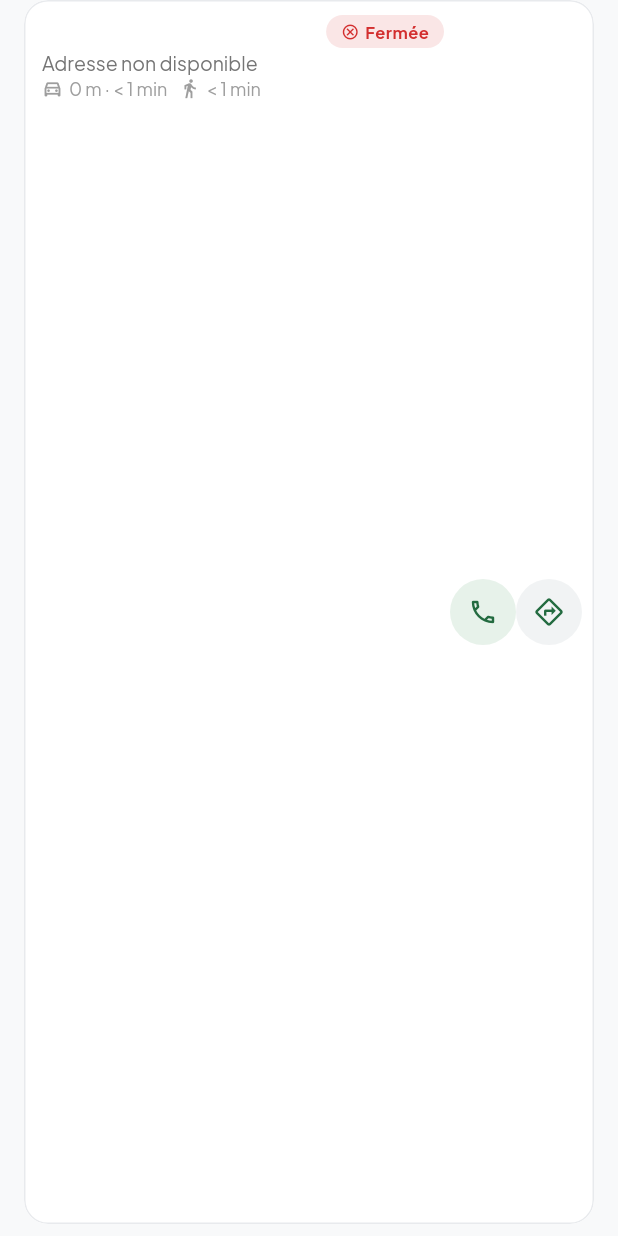
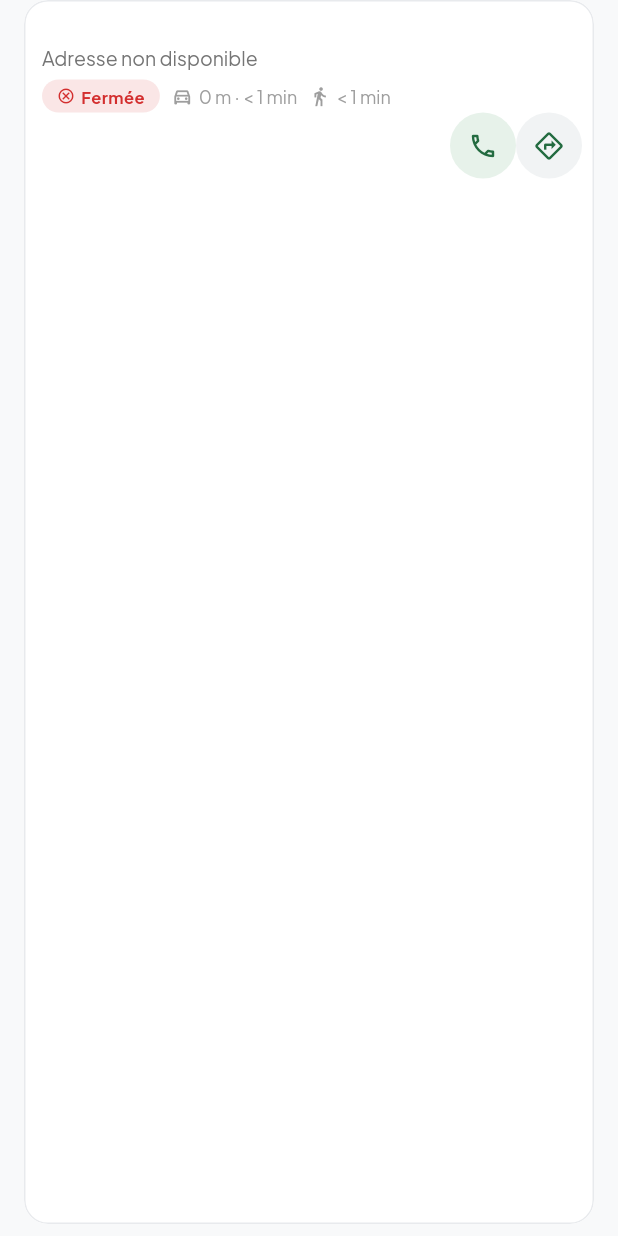
Before and after one commit to Ymarshall/pharmacy_guard_mobile, a Flutter app: the PharmacyCard widget shown alone on an empty page, opened directly with empty values, on a phone screen of 412 x 824 dp. Run offline on Flutter 3.47's test engine with Material 3 defaults, Android fonts, the phone set to English and light mode, and no system bars; our stand-ins replace connectivity_plus, dartz, equatable, flutter_local_notifications, flutter_riverpod, geolocator and 3 more; accounts and stored records are empty; network calls fail.

```diff
--- a/lib/features/home/presentation/pages/home_page.dart
+++ b/lib/features/home/presentation/pages/home_page.dart
@@ -305,7 +305,7 @@ class _HomePageState extends ConsumerState<HomePage> {
       ),
       floatingActionButtonLocation: FloatingActionButtonLocation.endFloat,
       body: Padding(
-        padding: const EdgeInsets.only(bottom: 80),
+        padding: const EdgeInsets.only(bottom: 96),
         child: Column(
         children: [
           Container(
--- a/lib/features/pharmacy/presentation/pages/pharmacy_detail_page.dart
+++ b/lib/features/pharmacy/presentation/pages/pharmacy_detail_page.dart
@@ -147,6 +147,7 @@ class PharmacyDetailPage extends ConsumerWidget {
                 style: Theme.of(context).textTheme.headlineSmall?.copyWith(
                       color: context.onSurface,
                       fontWeight: FontWeight.w800,
+                      height: 1.2,
                     ),
               ),
               const SizedBox(height: AppSpacing.sm),
--- a/lib/features/pharmacy/presentation/widgets/pharmacy_card.dart
+++ b/lib/features/pharmacy/presentation/widgets/pharmacy_card.dart
@@ -60,54 +60,58 @@ class _PharmacyCardState extends State<PharmacyCard>
             AppSpacing.lg,
             AppSpacing.sm,
           ),
-          padding: const EdgeInsets.fromLTRB(12, 10, 8, 10),
-          child: Row(
-            crossAxisAlignment: CrossAxisAlignment.center,
+          padding: const EdgeInsets.fromLTRB(12, 10, 8, 4),
+          child: Column(
+            crossAxisAlignment: CrossAxisAlignment.start,
             children: [
-              Expanded(
-                child: GestureDetector(
+              GestureDetector(
                 behavior: HitTestBehavior.opaque,
                 onTap: widget.onTap,
                 child: Column(
                   crossAxisAlignment: CrossAxisAlignment.start,
                   children: [
-                    Row(
-                      children: [
-                        Expanded(
-                          child: Text(
+                    Text(
                       widget.pharmacy.name,
                       style: Theme.of(context).textTheme.titleSmall?.copyWith(
                             fontWeight: FontWeight.w700,
                             color: context.onSurface,
-                                  height: 1.2,
-                                ),
-                            maxLines: 1,
-                            overflow: TextOverflow.ellipsis,
+                            height: 1.25,
                           ),
                     ),
-                        const SizedBox(width: 8),
-                        _buildStatusBadge(),
-                      ],
-                    ),
-                    const SizedBox(height: 2),
+                    const SizedBox(height: 4),
                     Text(
                       _getAddress(),
                       style: Theme.of(context).textTheme.bodySmall?.copyWith(
                             color: context.textSecondary,
                             height: 1.25,
                           ),
-                      maxLines: 1,
+                      maxLines: 2,
                       overflow: TextOverflow.ellipsis,
                     ),
+                    const SizedBox(height: 6),
+                    Row(
+                      crossAxisAlignment: CrossAxisAlignment.center,
+                      children: [
+                        _buildStatusBadge(),
                         if (widget.pharmacy.distance != null) ...[
-                      const SizedBox(height: 2),
-                      _buildDistanceLine(context, widget.pharmacy.distance!),
+                          const SizedBox(width: 8),
+                          Expanded(
+                            child: _buildDistanceLine(
+                              context,
+                              widget.pharmacy.distance!,
+                            ),
+                          ),
                         ],
                       ],
                     ),
+                  ],
                 ),
               ),
-              const SizedBox(width: 4),
+              Align(
+                alignment: Alignment.centerRight,
+                child: Row(
+                  mainAxisSize: MainAxisSize.min,
+                  children: [
                     _roundAction(
                       icon: Icons.phone_outlined,
                       label: 'Appeler',
@@ -121,6 +125,9 @@ class _PharmacyCardState extends State<PharmacyCard>
                       background: context.surfaceSubtle,
                       foreground: context.primary,
                       onPressed: _openDirections,
+                    ),
+                  ],
+                ),
               ),
             ],
           ),
```
Also changed, not shown: 2 other files. Lines whose indentation alone changed are shown as unchanged.
